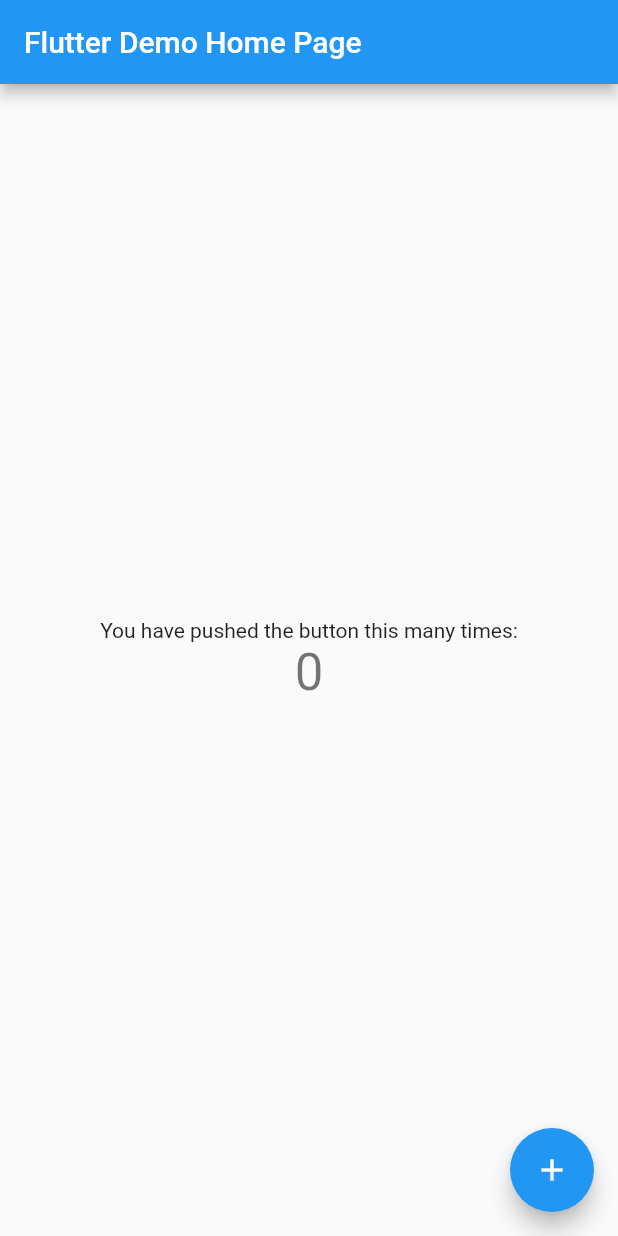
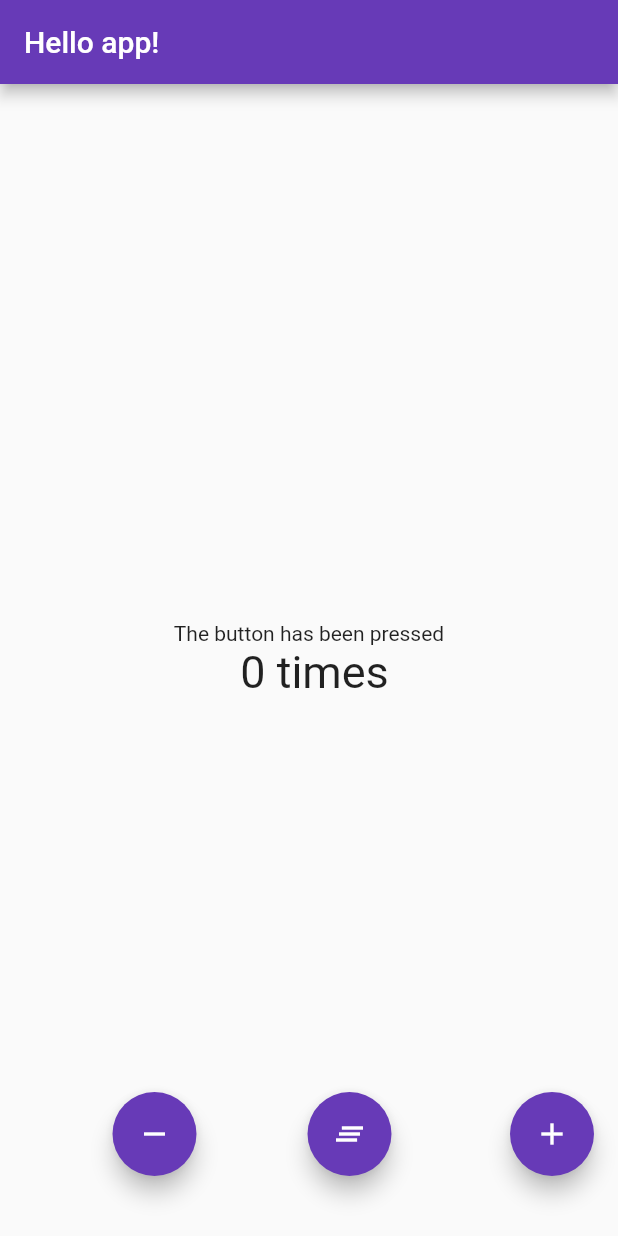
Before and after one commit to giulyferto/flutter-app, a Flutter app: the screen it shows after launch, on a phone screen of 412 x 824 dp. Run offline on Flutter 3.47's test engine with Material 2 defaults, Android fonts, the phone set to English and light mode, and no system bars.

Commit message:
app completed

```diff
--- a/lib/main.dart
+++ b/lib/main.dart
@@ -1,50 +1,23 @@
 import 'package:flutter/material.dart';
 
-void main() {
-  runApp(const MyApp());
-}
+void main() => runApp(new MyApp());
 
 class MyApp extends StatelessWidget {
-  const MyApp({Key? key}) : super(key: key);
-
-  // This widget is the root of your application.
   @override
   Widget build(BuildContext context) {
     return MaterialApp(
-      title: 'Flutter Demo',
-      theme: ThemeData(
-        // This is the theme of your application.
-        //
-        // Try running your application with "flutter run". You'll see the
-        // application has a blue toolbar. Then, without quitting the app, try
-        // changing the primarySwatch below to Colors.green and then invoke
-        // "hot reload" (press "r" in the console where you ran "flutter run",
-        // or simply save your changes to "hot reload" in a Flutter IDE).
-        // Notice that the counter didn't reset back to zero; the application
-        // is not restarted.
-        primarySwatch: Colors.blue,
-      ),
-      home: const MyHomePage(title: 'Flutter Demo Home Page'),
-    );
+        title: "Hello Code Palace",
+        theme: ThemeData(primarySwatch: Colors.deepPurple),
+        home: MyHomePage(title: "Hello app!"));
   }
 }
 
 class MyHomePage extends StatefulWidget {
-  const MyHomePage({Key? key, required this.title}) : super(key: key);
-
-  // This widget is the home page of your application. It is stateful, meaning
-  // that it has a State object (defined below) that contains fields that affect
-  // how it looks.
-
-  // This class is the configuration for the state. It holds the values (in this
-  // case the title) provided by the parent (in this case the App widget) and
-  // used by the build method of the State. Fields in a Widget subclass are
-  // always marked "final".
-
+  MyHomePage({Key? key, required this.title}) : super(key: key);
   final String title;
 
   @override
-  State<MyHomePage> createState() => _MyHomePageState();
+  _MyHomePageState createState() => _MyHomePageState();
 }
 
 class _MyHomePageState extends State<MyHomePage> {
@@ -52,64 +25,64 @@ class _MyHomePageState extends State<MyHomePage> {
 
   void _incrementCounter() {
     setState(() {
-      // This call to setState tells the Flutter framework that something has
-      // changed in this State, which causes it to rerun the build method below
-      // so that the display can reflect the updated values. If we changed
-      // _counter without calling setState(), then the build method would not be
-      // called again, and so nothing would appear to happen.
-      _counter++;
+      ++_counter;
     });
+  }
+
+  void _decreaseCounter() {
+    setState(() {
+      --_counter;
+    });
+  }
+
+  int _clear(){
+    setState(() => _counter = 0);
+    return _counter;
+
   }
 
   @override
   Widget build(BuildContext context) {
-    // This method is rerun every time setState is called, for instance as done
-    // by the _incrementCounter method above.
-    //
-    // The Flutter framework has been optimized to make rerunning build methods
-    // fast, so that you can just rebuild anything that needs updating rather
-    // than having to individually change instances of widgets.
     return Scaffold(
-      appBar: AppBar(
-        // Here we take the value from the MyHomePage object that was created by
-        // the App.build method, and use it to set our appbar title.
-        title: Text(widget.title),
-      ),
+      appBar: AppBar(title: Text(widget.title)),
       body: Center(
-        // Center is a layout widget. It takes a single child and positions it
-        // in the middle of the parent.
         child: Column(
-          // Column is also a layout widget. It takes a list of children and
-          // arranges them vertically. By default, it sizes itself to fit its
-          // children horizontally, and tries to be as tall as its parent.
-          //
-          // Invoke "debug painting" (press "p" in the console, choose the
-          // "Toggle Debug Paint" action from the Flutter Inspector in Android
-          // Studio, or the "Toggle Debug Paint" command in Visual Studio Code)
-          // to see the wireframe for each widget.
-          //
-          // Column has various properties to control how it sizes itself and
-          // how it positions its children. Here we use mainAxisAlignment to
-          // center the children vertically; the main axis here is the vertical
-          // axis because Columns are vertical (the cross axis would be
-          // horizontal).
           mainAxisAlignment: MainAxisAlignment.center,
           children: <Widget>[
-            const Text(
-              'You have pushed the button this many times:',
-            ),
+            Text("The button has been pressed"),
             Text(
-              '$_counter',
-              style: Theme.of(context).textTheme.headline4,
-            ),
+              " $_counter times",
+              style: new TextStyle(fontSize: 30.0),
+            )
           ],
         ),
       ),
-      floatingActionButton: FloatingActionButton(
-        onPressed: _incrementCounter,
-        tooltip: 'Increment',
-        child: const Icon(Icons.add),
-      ), // This trailing comma makes auto-formatting nicer for build methods.
+      floatingActionButton: Stack(children: <Widget>[
+        Padding(
+          padding: const EdgeInsets.only(right: 30.0, bottom: 24.0),
+          child: FloatingActionButton(
+            onPressed: _decreaseCounter,
+            tooltip: "Decrease",
+            child: Icon(Icons.remove),
+          ),
+        ),
+        Padding(
+          padding: const EdgeInsets.only(left: 265.0, bottom: 24.0),
+          child: FloatingActionButton(
+            onPressed: _incrementCounter,
+            tooltip: "Increase",
+            child: Icon(Icons.add),
+          ),
+        ),
+        Padding(
+          padding: const EdgeInsets.only(left: 130.0, bottom: 24.0),
+          child: FloatingActionButton(
+            onPressed: _clear,
+            tooltip: "Increase",
+            child: Icon(Icons.clear_all),
+          ),
+        ),
+      ]),
     );
   }
 }
```
Also changed, not shown: 5 other files.
